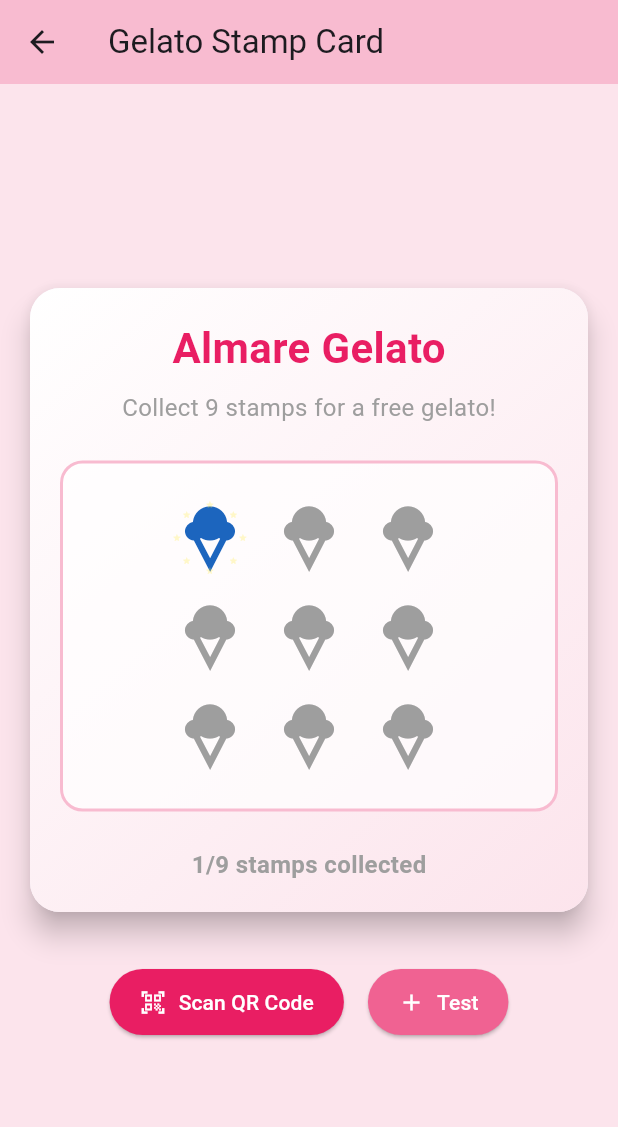
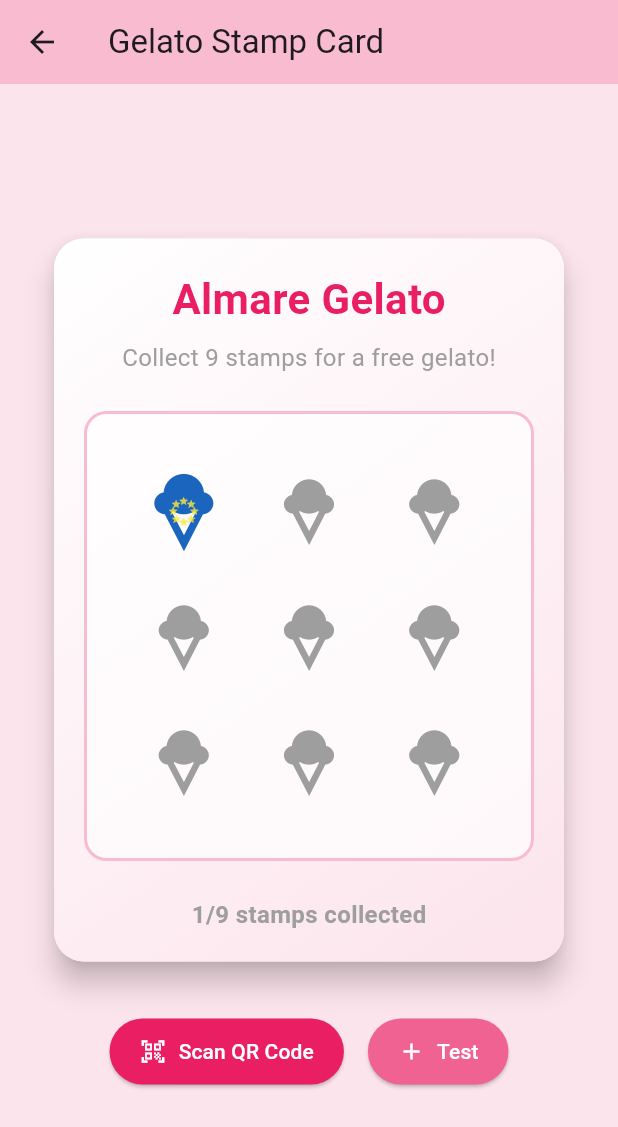
Before and after one commit to Daniel-Gray66/Almare-Gelato, a Flutter app: the StampViewScreen screen opened directly, after a tap on "Test", on a phone screen of 412 x 824 dp. Shown: the top 1127 px of the screen. Run offline on Flutter 3.47's test engine with Material 3 defaults, Android fonts, the phone set to English and light mode, and no system bars; our stand-ins replace sqflite; missing offline and left inert: flutter_barcode_scanner; accounts and stored records are empty.

Commit message:
worked on the card and tried to make it look as pretty as possible

```diff
--- a/almare_gelato/lib/screens/stamp_view_screen.dart
+++ b/almare_gelato/lib/screens/stamp_view_screen.dart
@@ -16,16 +16,61 @@
   int _stamps = 0; // Holds the current number of stamps
   List<Color> _stampColors = [];
   late AnimationController _controller;
+  Animation<double>? _pressAnimation;  // Make nullable
+  Animation<double>? _scaleAnimation;  // Make nullable
+  Animation<double>? _opacityAnimation;  // Make nullable
   int? _lastAddedStampIndex;
 
   @override
   void initState() {
     super.initState();
+    _initializeAnimations();  // Separate initialization
+    loadStamps();
+  }
+
+  void _initializeAnimations() {
     _controller = AnimationController(
-      duration: const Duration(milliseconds: 800),
+      duration: const Duration(milliseconds: 1500),
       vsync: this,
     );
-    loadStamps();
+
+    _pressAnimation = TweenSequence<double>([
+      TweenSequenceItem(
+        tween: Tween<double>(begin: 1.0, end: 0.7)
+            .chain(CurveTween(curve: Curves.easeInOut)),
+        weight: 20.0,
+      ),
+      TweenSequenceItem(
+        tween: Tween<double>(begin: 0.7, end: 1.2)
+            .chain(CurveTween(curve: Curves.bounceOut)),
+        weight: 50.0,
+      ),
+      TweenSequenceItem(
+        tween: Tween<double>(begin: 1.2, end: 1.0)
+            .chain(CurveTween(curve: Curves.bounceOut)),
+        weight: 30.0,
+      ),
+    ]).animate(_controller);
+
+    _scaleAnimation = TweenSequence<double>([
+      TweenSequenceItem(
+        tween: Tween<double>(begin: 2.0, end: 1.0)
+            .chain(CurveTween(curve: Curves.easeOutExpo)),
+        weight: 100.0,
+      ),
+    ]).animate(_controller);
+
+    _opacityAnimation = TweenSequence<double>([
+      TweenSequenceItem(
+        tween: Tween<double>(begin: 0.0, end: 1.0)
+            .chain(CurveTween(curve: Curves.easeIn)),
+        weight: 20.0,
+      ),
+      TweenSequenceItem(
+        tween: ConstantTween<double>(1.0),
+        weight: 80.0,
+      ),
+    ]).animate(_controller);
   }
 
   @override
@@ -53,6 +98,48 @@
     return Color.fromARGB(255, values[0], values[1], values[2]);
   }
 
+  void _showCompletionDialog(BuildContext context) {
+    showDialog(
+      context: context,
+      builder: (BuildContext context) {
+        return AlertDialog(
+          shape: RoundedRectangleBorder(
+            borderRadius: BorderRadius.circular(20),
+          ),
+          title: const Column(
+            children: [
+              Icon(
+                Icons.celebration,
+                color: Colors.pink,
+                size: 50,
+              ),
+              SizedBox(height: 16),
+              Text(
+                'Congratulations!',
+                style: TextStyle(
+                  color: Colors.pink,
+                  fontWeight: FontWeight.bold,
+                ),
+              ),
+            ],
+          ),
+          content: const Text(
+            'You\'ve collected all 9 stamps! Show this to an employee on your next visit to receive a free kids gelato.',
+            textAlign: TextAlign.center,
+          ),
+          actions: [
+            TextButton(
+              child: const Text('OK', style: TextStyle(color: Colors.pink)),
+              onPressed: () {
+                Navigator.of(context).pop();
+              },
+            ),
+          ],
+        );
+      },
+    );
+  }
+
   Future<void> loadStamps() async {
     try {
       final oldStampCount = _stamps;
@@ -67,7 +154,6 @@
           colors = colorsList.map((c) => stringToColor(c.toString())).toList();
         } catch (e) {
           print('Error parsing colors: $e');
-          // If there's an error parsing colors, just use empty list
           colors = [];
         }
       }
@@ -95,11 +181,18 @@
               }
             });
           });
+
+          if (stamps == 9) {
+            Future.delayed(const Duration(milliseconds: 1500), () {
+              if (mounted) {
+                _showCompletionDialog(context);
+              }
+            });
+          }
         }
       });
     } catch (e) {
       print('Error loading stamps: $e');
-      // Handle error gracefully
       setState(() {
         _stamps = 0;
         _stampColors = [];
@@ -136,28 +229,86 @@
     return AnimatedBuilder(
       animation: _controller,
       builder: (context, child) {
-        double scale = 1.0;
-        if (isNewStamp) {
-          scale = Tween<double>(begin: 0.0, end: 1.0)
-              .animate(CurvedAnimation(
-                parent: _controller,
-                curve: Curves.elasticOut,
-              ))
-              .value;
+        if (!isNewStamp || _pressAnimation == null) {
+          return _buildRegularStamp(index);
         }
 
-        return SparkleWidget(
-          showSparkle: isNewStamp,
-          child: Transform.scale(
-            scale: scale,
-            child: Icon(
-              Icons.icecream,
-              size: 50,
-              color: index < _stamps ? _stampColors[index] : Colors.grey,
+        return Stack(
+          clipBehavior: Clip.none,
+          alignment: Alignment.center,
+          children: [
+            // Shadow effect
+            if (_pressAnimation!.value < 1.0)
+              Positioned(
+                bottom: -2 * (1.0 - _pressAnimation!.value),
+                right: -2 * (1.0 - _pressAnimation!.value),
+                child: SizedBox(
+                  width: 50,
+                  height: 50,
+                  child: Icon(
+                    Icons.icecream,
+                    size: 50,
+                    color: Colors.black.withOpacity(0.3),
+                  ),
+                ),
+              ),
+            // Main stamp with press animation
+            Transform.scale(
+              scale: _pressAnimation!.value,
+              child: Opacity(
+                opacity: _opacityAnimation?.value ?? 1.0,
+                child: SparkleWidget(
+                  showSparkle: isNewStamp && _controller.value > 0.5,
+                  child: SizedBox(
+                    width: 50,
+                    height: 50,
+                    child: Icon(
+                      Icons.icecream,
+                      size: 50,
+                      color: _stampColors[index],
+                    ),
+                  ),
+                ),
+              ),
             ),
-          ),
+            // Ink splatter effect
+            if (_controller.value > 0.2 && _controller.value < 0.8)
+              ...List.generate(8, (i) {
+                final angle = (i * math.pi / 4);
+                final progress = (_controller.value - 0.2) * 1.7;
+                final distance = math.sin(progress * math.pi) * 20;
+
+                return Positioned(
+                  left: math.cos(angle) * distance + 25,
+                  top: math.sin(angle) * distance + 25,
+                  child: Opacity(
+                    opacity: (1 - progress).clamp(0.0, 1.0) * 0.4,
+                    child: Container(
+                      width: 4,
+                      height: 4,
+                      decoration: BoxDecoration(
+                        color: _stampColors[index],
+                        shape: BoxShape.circle,
+                      ),
+                    ),
+                  ),
+                );
+              }),
+          ],
         );
       },
+    );
+  }
+
+  Widget _buildRegularStamp(int index) {
+    return SizedBox(
+      width: 50,
+      height: 50,
+      child: Icon(
+        Icons.icecream,
+        size: 50,
+        color: index < _stamps ? _stampColors[index] : Colors.grey,
+      ),
     );
   }
 
@@ -228,15 +379,21 @@
                             ),
                           ),
                           padding: const EdgeInsets.all(16),
+                          width: 300,
+                          height: 300,
                           child: Column(
+                            mainAxisAlignment: MainAxisAlignment.spaceEvenly,
                             children: List.generate(3, (row) {
                               return Row(
-                                mainAxisAlignment: MainAxisAlignment.center,
+                                mainAxisAlignment: MainAxisAlignment.spaceEvenly,
                                 children: List.generate(3, (col) {
                                   int index = row * 3 + col;
-                                  return Padding(
-                                    padding: const EdgeInsets.all(8.0),
-                                    child: _buildStampIcon(index),
+                                  return SizedBox(
+                                    width: 70,
+                                    height: 70,
+                                    child: Center(
+                                      child: _buildStampIcon(index),
+                                    ),
                                   );
                                 }),
                               );
```
